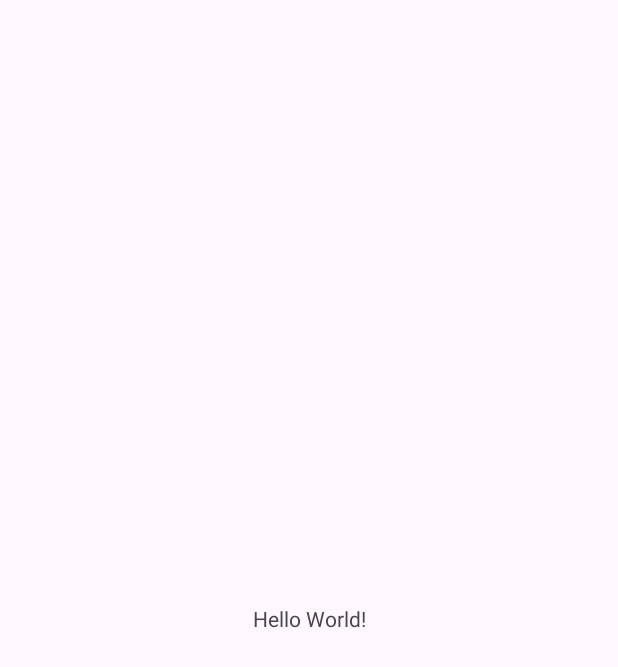
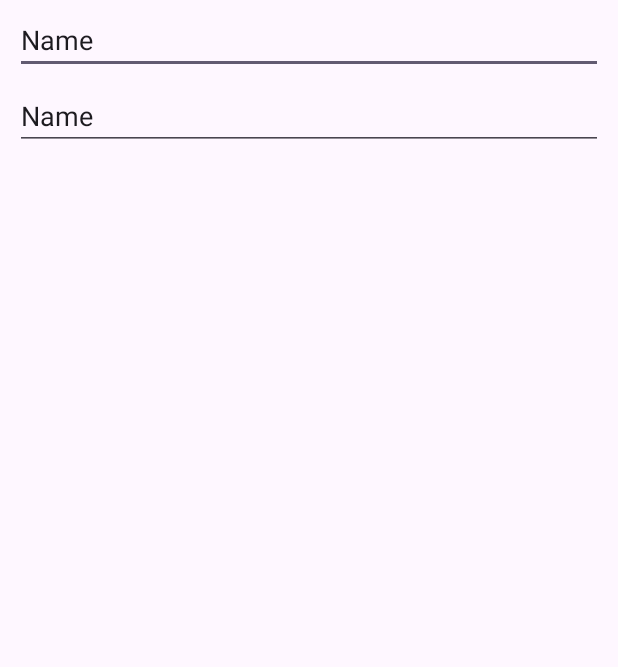
Before and after one commit to luis7torres/Aplicacion1, an Android app: the screen it shows after launch (MainActivity), on a phone screen of 412 x 824 dp. Before the commit the part shown is almost empty. Shown: the top 667 px of the screen. Run offline under Robolectric (Android 15) with nearby library versions, the phone set to English and light mode, and no system bars.

Commit message:
Agregue dos Plain Text

```diff
--- a/app/src/main/res/layout/activity_main.xml
+++ b/app/src/main/res/layout/activity_main.xml
@@ -6,13 +6,31 @@
     android:layout_height="match_parent"
     tools:context=".MainActivity">
 
-    <TextView
-        android:layout_width="wrap_content"
+    <EditText
+        android:id="@+id/editTextText"
+        android:layout_width="0dp"
         android:layout_height="wrap_content"
-        android:text="Hello World!"
-        app:layout_constraintBottom_toBottomOf="parent"
+        android:layout_marginStart="10dp"
+        android:layout_marginTop="4dp"
+        android:layout_marginEnd="10dp"
+        android:ems="10"
+        android:inputType="text"
+        android:text="Name"
         app:layout_constraintEnd_toEndOf="parent"
         app:layout_constraintStart_toStartOf="parent"
         app:layout_constraintTop_toTopOf="parent" />
 
+    <EditText
+        android:id="@+id/editTextText2"
+        android:layout_width="0dp"
+        android:layout_height="wrap_content"
+        android:layout_marginStart="10dp"
+        android:layout_marginTop="5dp"
+        android:layout_marginEnd="10dp"
+        android:ems="10"
+        android:inputType="text"
+        android:text="Name"
+        app:layout_constraintEnd_toEndOf="parent"
+        app:layout_constraintStart_toStartOf="parent"
+        app:layout_constraintTop_toBottomOf="@+id/editTextText" />
 </androidx.constraintlayout.widget.ConstraintLayout>
```
